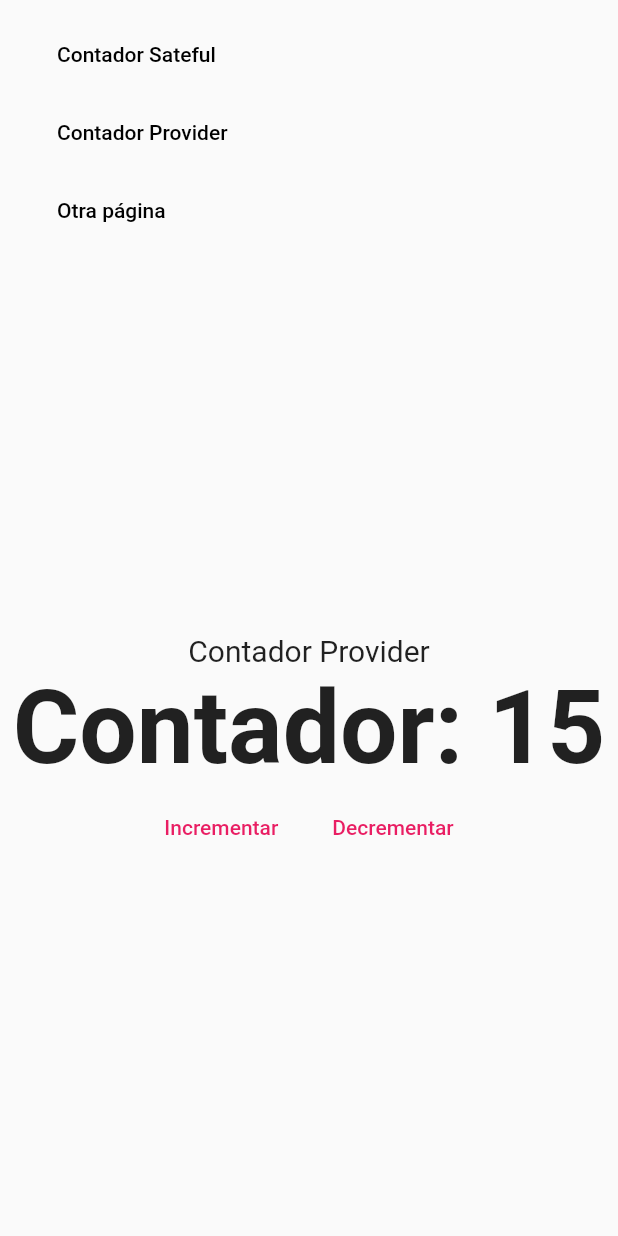
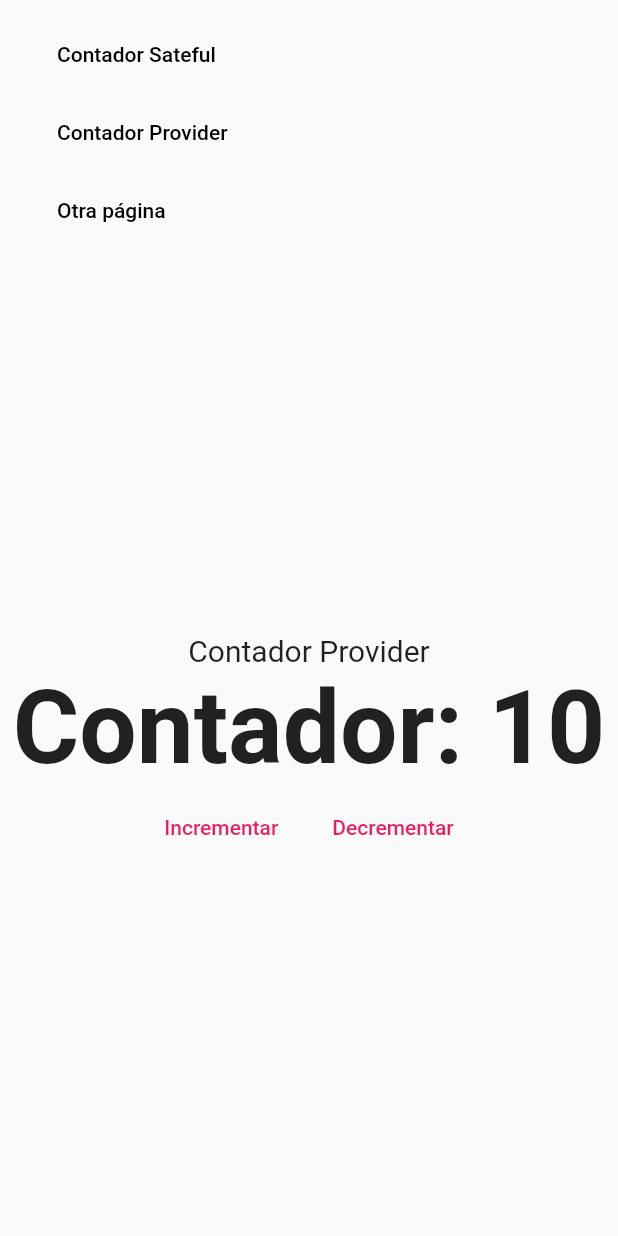
Before and after one commit to Sloot04/contador-flutter-web, a Flutter app: the screen it shows after launch, after a tap on "Contador Provider", on a phone screen of 412 x 824 dp. Run offline on Flutter 3.47's test engine with Material 2 defaults, Android fonts, the phone set to English and light mode, and no system bars; our stand-ins replace fluro, get_it.

Commit message:
leer la base

```diff
--- a/lib/providers/counter_provider.dart
+++ b/lib/providers/counter_provider.dart
@@ -2,6 +2,12 @@ import 'package:flutter/material.dart';
 
 class CounterProvider extends ChangeNotifier {
   int _counter = 15;
+
+  CounterProvider(String base) {
+    if (int.tryParse(base) != null) {
+      _counter = int.parse(base);
+    }
+  }
 
   get counter => _counter;
 
--- a/lib/router/route_generator.dart
+++ b/lib/router/route_generator.dart
@@ -11,9 +11,9 @@ class RouteGenerator {
   static Route<dynamic> generateRoute(RouteSettings settings) {
     switch (settings.name) {
       case '/sateful':
-        return _fadeRoute(const CounterView(), '/sateful');
+        return _fadeRoute(const CounterView(base: '5'), '/sateful');
       case '/provider':
-        return _fadeRoute(const CounterProviderView(), '/provider');
+        return _fadeRoute(const CounterProviderView(base: '10'), '/provider');
       default:
         return _fadeRoute(const View404(), '/404');
     }
--- a/lib/router/router.dart
+++ b/lib/router/router.dart
@@ -38,12 +38,13 @@ class Flurorouter {
   // Handlers
   static final Handler _counterHandler =
       Handler(handlerFunc: (context, params) {
-    print(params['base']);
-    return const CounterView();
+    return CounterView(base: params['base']?[0] ?? '5');
   });
 
   static final Handler _counterProviderHandler =
-      Handler(handlerFunc: (context, params) => const CounterProviderView());
+      Handler(handlerFunc: (context, params) {
+    return CounterProviderView(base: params['q']?[0] ?? '10');
+  });
 
 // 404
   static final Handler _pageNotFound =
--- a/lib/ui/pages/counter_provider_page.dart
+++ b/lib/ui/pages/counter_provider_page.dart
@@ -12,7 +12,7 @@ class CounterProviderPage extends StatelessWidget {
   @override
   Widget build(BuildContext context) {
     return ChangeNotifierProvider(
-        create: (_) => CounterProvider(),
+        create: (_) => CounterProvider('10'),
         child: const _CounterProviderPageBody());
   }
 }
--- a/lib/ui/shared/custom_app_menu.dart
+++ b/lib/ui/shared/custom_app_menu.dart
@@ -50,6 +50,12 @@ class _TableDesktopMenu extends StatelessWidget {
           onPressed: () => locator<NavigationService>().navigateTo('/sateful/100'),
           color: Colors.black,
         ),
+        const SizedBox(width: 10),
+        CustomFlatButton(
+          text: 'Provider 200',
+          onPressed: () => locator<NavigationService>().navigateTo('/provider?q=200'),
+          color: Colors.black,
+        ),
       ]),
     );
   }
--- a/lib/ui/views/counter_provider_view.dart
+++ b/lib/ui/views/counter_provider_view.dart
@@ -6,12 +6,16 @@ import 'package:bases_web/providers/counter_provider.dart';
 import 'package:bases_web/ui/shared/custom_flat_buttom.dart';
 
 class CounterProviderView extends StatelessWidget {
-  const CounterProviderView({Key? key}) : super(key: key);
+
+  final String base;
+
+  const CounterProviderView({super.key, required this.base});
+
 
   @override
   Widget build(BuildContext context) {
     return ChangeNotifierProvider(
-        create: (_) => CounterProvider(),
+        create: (_) => CounterProvider(base),
         child: const _CounterProviderViewBody());
   }
 }
--- a/lib/ui/views/counter_view.dart
+++ b/lib/ui/views/counter_view.dart
@@ -2,7 +2,9 @@ import 'package:flutter/material.dart';
 import 'package:bases_web/ui/shared/custom_flat_buttom.dart';
 
 class CounterView extends StatefulWidget {
-  const CounterView({Key? key}) : super(key: key);
+  final String base;
+
+  const CounterView({super.key, required this.base});
 
   @override
   State<CounterView> createState() => _CounterViewState();
@@ -10,12 +12,20 @@ class CounterView extends StatefulWidget {
 
 class _CounterViewState extends State<CounterView> {
   int counter = 10;
+
+  @override
+  void initState() {
+    super.initState();
+    if(int.tryParse(widget.base) != null) {
+      counter = int.parse(widget.base);
+    }
+  }
+
   @override
   Widget build(BuildContext context) {
     return Column(
       mainAxisAlignment: MainAxisAlignment.center,
       children: [
-
         const Text(
           'Contador',
           style: TextStyle(fontSize: 20.0),
@@ -26,8 +36,7 @@ class _CounterViewState extends State<CounterView> {
             padding: const EdgeInsets.symmetric(horizontal: 10.0),
             child: Text(
               'Contador: $counter',
-                style:
-                    const TextStyle(fontSize: 80, fontWeight: FontWeight.bold),
+              style: const TextStyle(fontSize: 80, fontWeight: FontWeight.bold),
             ),
           ),
         ),
@@ -44,7 +53,6 @@ class _CounterViewState extends State<CounterView> {
             ),
           ],
         ),
-
       ],
     );
   }
```
Lines whose indentation alone changed are shown as unchanged.
